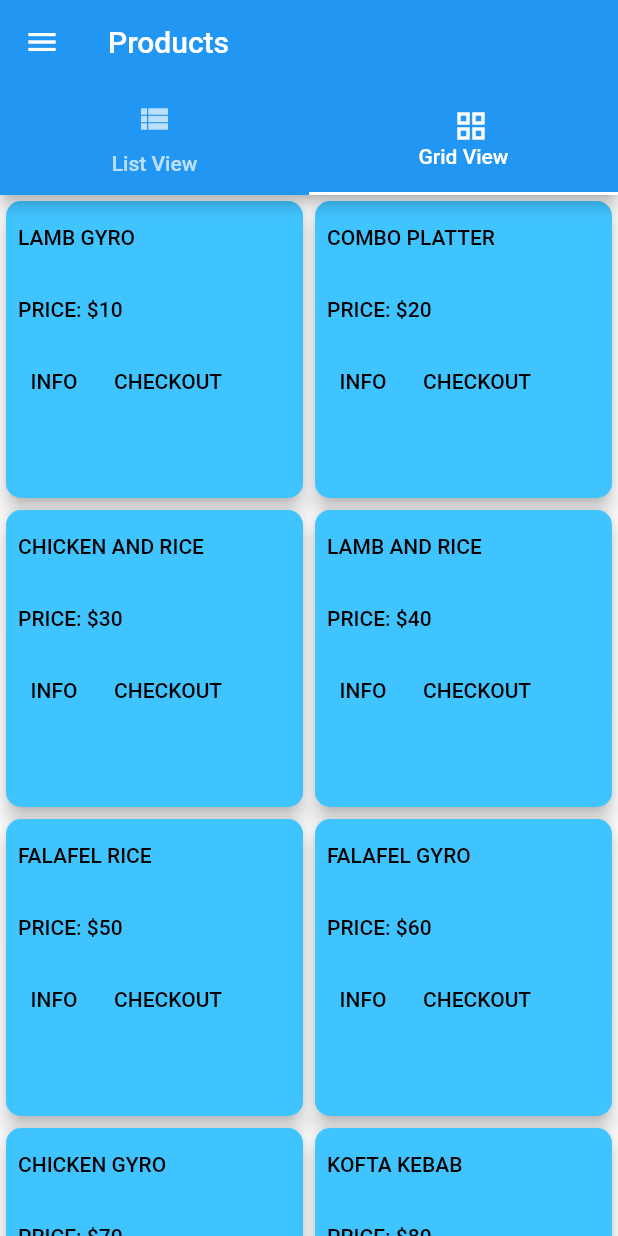
After one commit to AbdulSattarSuleman/Ecommerce_UI, a Flutter app: the Products screen opened directly, tab 2 chosen, on a phone screen of 412 x 824 dp. The commit adds this screen. Run offline on Flutter 3.47's test engine with Material 2 defaults, Android fonts, the phone set to English and light mode, and no system bars.

Commit message:
Second Revision

```diff
--- a/lib/categories.dart
+++ b/lib/categories.dart
@@ -1,4 +1,5 @@
 import 'package:flutter/material.dart';
+import 'package:mini_project_1/products.dart';
 
 import 'main.dart';
 
@@ -65,7 +66,12 @@ class _CategoriesState extends State<Categories> {
       body: SingleChildScrollView(
         child: Column(
           children: [
-            Container(
+            InkWell(
+              onTap: () {
+                Navigator.push(context,
+                    MaterialPageRoute(builder: (context) => Products()));
+              },
+              child: Container(
                 child: Center(
                     child: Text(
                   "Gyro And Kebab",
@@ -83,6 +89,7 @@ class _CategoriesState extends State<Categories> {
                     fit: BoxFit.fitWidth,
                     colorFilter: ColorFilter.mode(
                         Colors.black26.withOpacity(0.3), BlendMode.darken),
+                  ),
                 ),
               ),
             ),
--- /dev/null
+++ b/lib/products.dart
@@ -0,0 +1,234 @@
+import 'package:flutter/material.dart';
+
+import 'categories.dart';
+import 'main.dart';
+
+class Products extends StatefulWidget {
+  @override
+  _ProductsState createState() => _ProductsState();
+}
+
+class _ProductsState extends State<Products> {
+  // My Product Title List
+  final productTitle = [
+    'Lamb Gyro ',
+    'Combo Platter ',
+    'Chicken and Rice ',
+    'Lamb And Rice ',
+    'Falafel Rice',
+    'Falafel Gyro',
+    'Chicken Gyro ',
+    'Kofta Kebab ',
+    'Lamb Chops',
+    'Chicken Biryani'
+  ];
+
+  // Product Description
+  final productDesc = [
+    'Pita Bread, choose Vegetable option(s), Gyro meat with our Cucumber Sauce. Hot and green sauce are optional. Don’t Forget to add drinks.',
+    'Rice, choose Vegetable option(s), Chicken and Gyro meat with our cucumber sauce. Hot and green sauce are optional. Don’t Forget to add drinks.',
+    'Rice, choose Vegetable option(s), Chicken meat with our cucumber sauce. Hot and green sauce are optional. Don’t Forget to add drinks.',
+    '',
+    'Rice, choose Vegetable option(s), 5-6 pieces of Falafel deep fried with our cucumber sauce. Hot and green sauce are optional. Don’t Forget to add drinks.',
+    'Pita Bread, choose Vegetable option(s), 3-4 piece of falafel deep fried with our Cucumber Sauce. Hot and green sauce are optional. Don’t Forget to add drinks.',
+    'Pita Bread, choose Vegetable option(s), Chicken meat with our Cucumber Sauce. Hot and green sauce are optional. Don’t Forget to add drinks.',
+    'Rice, choose Vegetable option(s), 2 long pieces of kofta kabob barbecued which is cut in small pieces with our cucumber sauce. Hot and green sauce are optional. Don’t Forget to add drinks',
+    'Rice, choose Vegetable option(s), 3-4 pieces of lamb chops barbecued with our cucumber sauce. Hot and green sauce are optional. Don’t Forget to add drinks.',
+    'Rice cooked with small pieces of chicken breast. Add Vegetable Option(s). Biryani comes medium spicy. Cucumber, Hot and green sauce are optional. Don’t Forget to add drinks.'
+  ];
+  final productPrice = [
+    '\$10',
+    '\$20',
+    '\$30',
+    '\$40',
+    '\$50',
+    '\$60',
+    '\$70',
+    '\$80',
+    '\$90',
+    '\$100'
+  ];
+  List<dynamic> lst = [1, 2, 3, 4, 5, 6];
+  @override
+  Widget build(BuildContext context) {
+    return DefaultTabController(
+      length: 2,
+      child: Scaffold(
+        appBar: AppBar(
+          title: Text('Products'),
+          bottom: TabBar(
+            tabs: [
+              Tab(
+                text: "List View",
+                icon: Icon(Icons.view_list),
+              ),
+              Tab(
+                text: "Grid View",
+                iconMargin: EdgeInsets.only(left: 10),
+                icon: Icon(Icons.grid_view),
+                // text: "Grid View",
+              )
+            ],
+          ),
+        ),
+        drawer: Drawer(
+          child: Column(
+            children: [
+              DrawerHeader(
+                child: Container(
+                  height: 100,
+                  width: MediaQuery.of(context).size.width * 0.80,
+                  decoration: BoxDecoration(
+                    color: Colors.lightBlueAccent,
+                  ),
+                  child: Image(
+                    alignment: Alignment.topLeft,
+                    image: AssetImage('assets/logo.png'),
+                    height: 10,
+                    width: 50,
+                  ),
+                ),
+              ),
+              ListTile(
+                leading: Icon(Icons.home_outlined),
+                title: Text("Home".toUpperCase()),
+                onTap: () {
+                  Navigator.push(context,
+                      MaterialPageRoute(builder: (context) => MyApp()));
+                },
+              ),
+              ListTile(
+                leading: Icon(Icons.location_on_outlined),
+                title: Text("Order Online".toUpperCase()),
+                onTap: () {
+                  Navigator.push(context,
+                      MaterialPageRoute(builder: (context) => Categories()));
+                },
+              ),
+              ListTile(
+                leading: Icon(Icons.info_outline_rounded),
+                title: Text("About".toUpperCase()),
+              ),
+              ListTile(
+                  leading: Icon(Icons.contact_phone_outlined),
+                  title: Text("Contact".toUpperCase()),
+                  onTap: () {
+                    Navigator.push(context,
+                        MaterialPageRoute(builder: (context) => MyApp()));
+                  }),
+            ],
+          ),
+        ),
+        body: TabBarView(
+          children: [
+            Padding(
+              padding: const EdgeInsets.all(10.0),
+              child: ListView.builder(
+                itemCount: productTitle.length,
+                itemBuilder: (context, index) {
+                  return Card(
+                    clipBehavior: Clip.antiAliasWithSaveLayer,
+                    color: Colors.lightBlueAccent[100],
+                    shape: RoundedRectangleBorder(
+                      borderRadius: BorderRadius.circular(10),
+                    ),
+                    elevation: 5,
+                    child: ListTile(
+                      title: Padding(
+                        padding: const EdgeInsets.only(top: 10.0),
+                        child: Row(
+                          mainAxisAlignment: MainAxisAlignment.spaceBetween,
+                          children: [
+                            Text(
+                              productTitle[index],
+                              style: TextStyle(
+                                color: Colors.black,
+                                fontWeight: FontWeight.bold,
+                                fontSize: 19,
+                              ),
+                            ),
+                            Text(
+                              productPrice[index],
+                              style: TextStyle(
+                                  color: Colors.black,
+                                  fontWeight: FontWeight.bold,
+                                  fontSize: 19),
+                            )
+                          ],
+                        ),
+                      ),
+                      // tileColor: Colors.black,
+                      subtitle: Padding(
+                        padding: const EdgeInsets.only(top: 10.0, bottom: 10),
+                        child: Text(productDesc[index]),
+                      ),
+                      trailing: Icon(Icons.keyboard_arrow_right_outlined),
+                      onTap: () {
+                        print("Product Title = ${productTitle[index]}");
+                      },
+                    ),
+                  );
+                },
+              ),
+            ),
+            GridView.builder(
+              itemCount: productTitle.length,
+              gridDelegate:
+                  SliverGridDelegateWithFixedCrossAxisCount(crossAxisCount: 2),
+              itemBuilder: (BuildContext context, int index) {
+                return Card(
+                  clipBehavior: Clip.hardEdge,
+                  color: Colors.lightBlueAccent,
+                  shape: RoundedRectangleBorder(
+                    borderRadius: BorderRadius.circular(10),
+                  ),
+                  elevation: 5,
+                  child: Column(
+                    mainAxisAlignment: MainAxisAlignment.start,
+                    crossAxisAlignment: CrossAxisAlignment.start,
+                    children: [
+                      TextButton(
+                        onPressed: () {},
+                        child: Text(
+                          productTitle[index].toUpperCase(),
+                          style: TextStyle(color: Colors.black),
+                        ),
+                      ),
+                      TextButton(
+                        onPressed: () {},
+                        child: Text(
+                          'Price: ${productPrice[index]}'.toUpperCase(),
+                          style: TextStyle(color: Colors.black),
+                        ),
+                      ),
+                      // Text("\$90"),
+                      // SizedBox(
+                      //   height: 80,
+                      // ),
+                      Row(
+                        // mainAxisAlignment: MainAxisAlignment.start,
+                        // crossAxisAlignment: CrossAxisAlignment.start,
+                        children: [
+                          TextButton(
+                            onPressed: () {},
+                            child: Text("info".toUpperCase(),
+                                style: TextStyle(color: Colors.black)),
+                          ),
+                          TextButton(
+                            onPressed: () {},
+                            child: Text("checkout".toUpperCase(),
+                                style: TextStyle(color: Colors.black)),
+                          ),
+                        ],
+                      )
+                    ],
+                  ),
+                );
+              },
+            ),
+          ],
+        ),
+      ),
+    );
+  }
+}
```
Also changed, not shown: pubspec.yaml (+7 -0 lines), assets/icons/blacklogo.png (added), assets/icons/logo.png (added), pubspec.lock, 22 other files. Lines whose indentation alone changed are shown as unchanged.
